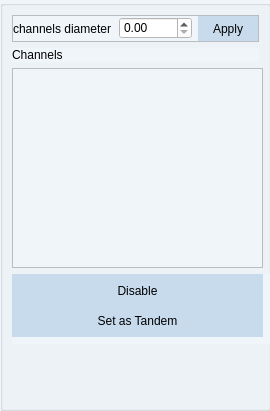
Above: src/windows/ui/channels_view.ui from brachify/brachify before the change. Below: the same form after it.
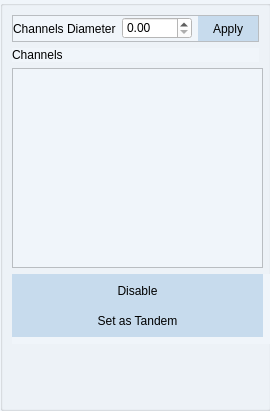
That is the form after the change.

```diff
--- a/src/windows/ui/channels_view.ui
+++ b/src/windows/ui/channels_view.ui
@@ -99,7 +99,7 @@
           <string notr="true">background-color: rgb(240, 245, 250);</string>
          </property>
          <property name="text">
-          <string>channels diameter</string>
+          <string>Channels Diameter</string>
          </property>
         </widget>
        </item>
```
